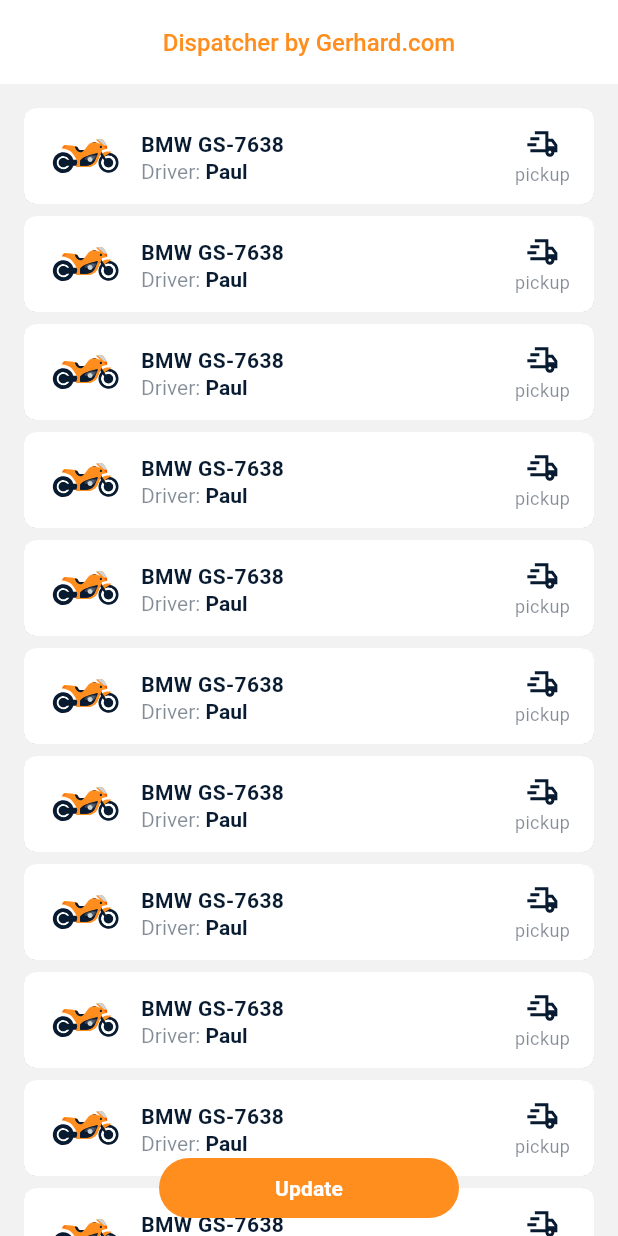
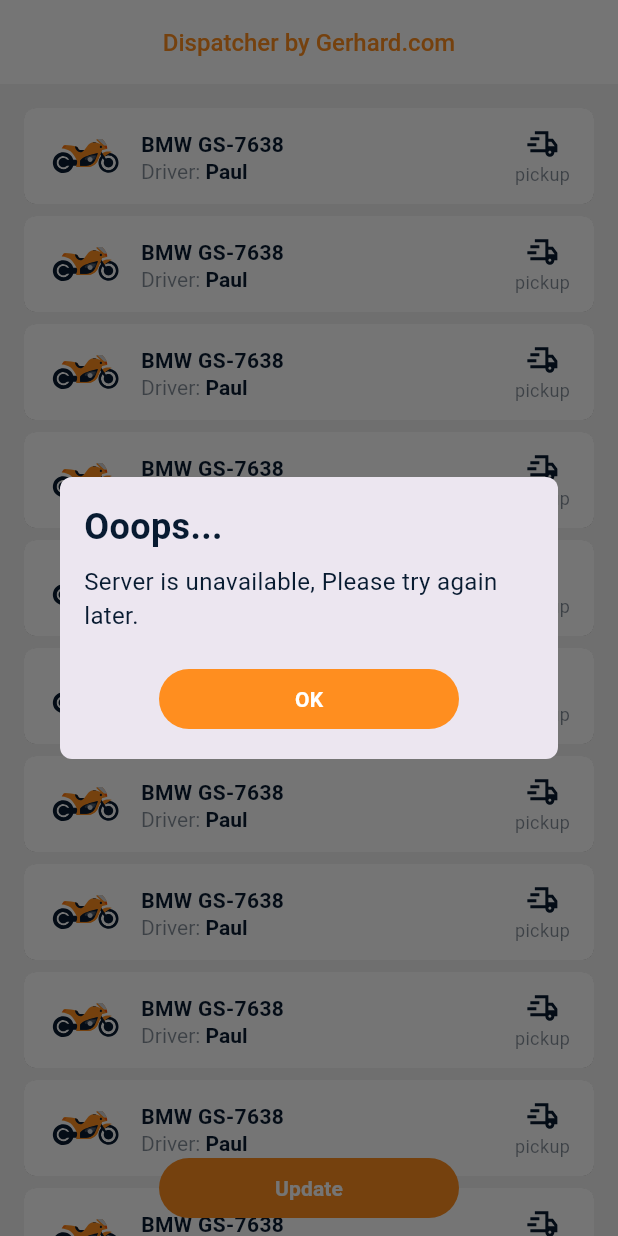
Before and after one commit to Gera-sim/Flutter_Dart, a Flutter app: the screen it shows after launch, after a tap on "Update", on a phone screen of 412 x 824 dp. Run offline on Flutter 3.47's test engine with Material 3 defaults, Android fonts, the phone set to English and light mode, and no system bars; our stand-ins replace flutter_svg.

Commit message:
8.1 AlertDialog в Flutter

```diff
--- /dev/null
+++ b/lib/design/dialog/error_dialog.dart
@@ -0,0 +1,44 @@
+import 'package:flutter/material.dart';
+import 'package:untitled/design/colors.dart';
+import 'package:untitled/design/dimensions.dart';
+import 'package:untitled/design/widgets/accent_button.dart';
+
+class ErrorDialog extends StatelessWidget {
+  final String description;
+  const ErrorDialog({super.key, required this.description});
+
+  @override
+  Widget build(BuildContext context) {
+    return Dialog(
+        shape: RoundedRectangleBorder(
+            borderRadius: BorderRadius.circular(radius8)),
+        child: Padding(
+          padding: const EdgeInsets.all(padding16),
+          child: Column(
+          crossAxisAlignment: CrossAxisAlignment.start,
+          mainAxisSize: MainAxisSize.min,
+          children: <Widget>[
+              const Text('Ooops...',
+                  style: TextStyle(
+                      color: secondaryColor,
+                      fontSize: fontSize24,
+                      fontWeight: FontWeight.w600)),
+              const SizedBox(height: height8),
+              Text(description,
+                  style: const TextStyle(
+                      color: secondaryColor,
+                      fontSize: fontSize16,
+                      fontWeight: FontWeight.w400)),
+              const SizedBox(height: height20),
+              Center(
+                child: AccentButton(
+                    title: 'OK',
+                    onTap: () {
+                      Navigator.pop(context);
+                    }),
+              )
+            ],
+          ),
+        ));
+  }
+}
--- a/lib/design/dimensions.dart
+++ b/lib/design/dimensions.dart
@@ -2,6 +2,7 @@ const double elevation0 = 0;
 const double elevation006 = 0.06;
 
 const double height8 = 8;
+const double height20 = 20;
 const double height40 = 40;
 const double height64 = 64;
 
@@ -10,6 +11,7 @@ const double width200 = 200;
 const double fontSize12 = 12;
 const double fontSize14 = 14;
 const double fontSize16 = 16;
+const double fontSize24 = 24;
 
 const double padding6 = 6;
 const double padding8 = 8;
--- a/lib/pages/vehicle/vehicle_list.dart
+++ b/lib/pages/vehicle/vehicle_list.dart
@@ -1,4 +1,5 @@
 import 'package:flutter/material.dart';
+import '../../design/dialog/error_dialog.dart';
 import '../../design/dimensions.dart';
 import '../../design/widgets/accent_button.dart';
 import 'vehicle_item.dart';
@@ -9,7 +10,7 @@ class VehicleList extends StatelessWidget {
   @override
   Widget build(BuildContext context) {
     return Stack(children: <Widget>[
-      _list(context), Align(alignment: Alignment.bottomCenter, child: _updateButton())
+      _list(context), Align(alignment: Alignment.bottomCenter, child: _updateButton(context))
     ]);
   }
 
@@ -17,6 +18,7 @@ class VehicleList extends StatelessWidget {
     final safeBottomPadding =
         MediaQuery.of(context).padding.bottom; //получаем расстояние
     final bottomPadding = (safeBottomPadding + height8) * 2 + height40;
+    //реконструируем расстояние safe bottom + отступы (2 шт, поэтому *2) + высота кнопки (40)
 
     return ListView.separated(
       itemCount: 15,
@@ -34,13 +36,25 @@ class VehicleList extends StatelessWidget {
     );
   }
 
-  Widget _updateButton() {
+  Widget _updateButton(BuildContext context) {
     //safe area сдвигает виджет на безопасное расстояние
     return SafeArea(
         child: Padding(
       padding: const EdgeInsets.only(
           left: padding16, right: padding16, bottom: padding8),
-      child: AccentButton(title: 'Update', onTap: () {}),
+      child: AccentButton(title: 'Update', onTap: () {
+        _showErrorDialog(context);
+      }),
     ));
   }
+
+  void _showErrorDialog (BuildContext context){
+    showDialog(
+        context: context,
+        builder: (BuildContext context) {
+           return const ErrorDialog(
+          description: 'Server is unavailable, Please try again later.');
+  });
+  }
+
 }
```
